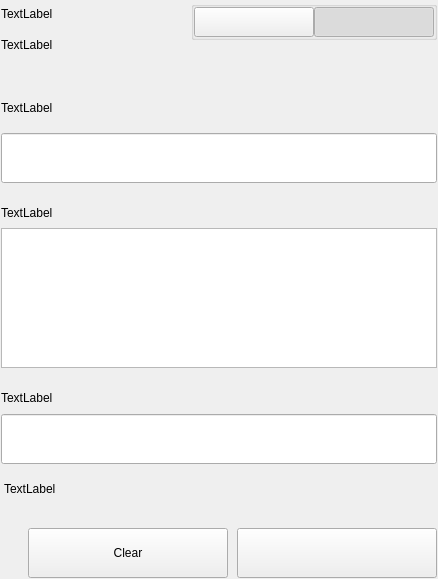
Before: the Qt Designer form src/qt/ucacoin/settings/forms/settingssignmessagewidgets.ui in ucacoin/Ucacoin2, drawn with Qt 5.
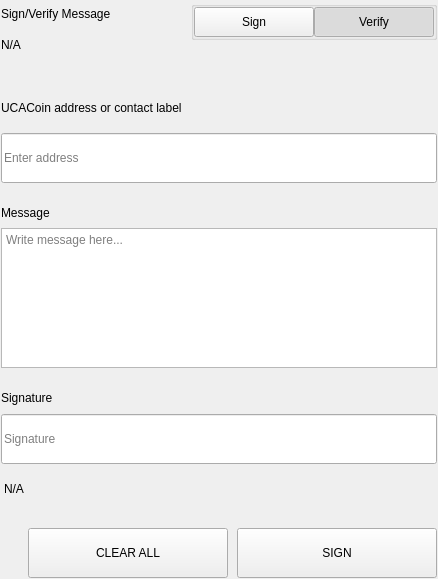
After: the same form once the commit is applied.

Diff of the .ui file:
```diff
--- a/src/qt/ucacoin/settings/forms/settingssignmessagewidgets.ui
+++ b/src/qt/ucacoin/settings/forms/settingssignmessagewidgets.ui
@@ -75,14 +75,14 @@
              <item>
               <widget class="QLabel" name="labelTitle">
                <property name="text">
-                <string>TextLabel</string>
+                <string>Sign/Verify Message</string>
                </property>
               </widget>
              </item>
              <item>
               <widget class="QLabel" name="labelSubtitle1">
                <property name="text">
-                <string>TextLabel</string>
+                <string notr="true">N/A</string>
                </property>
                <property name="wordWrap">
                 <bool>true</bool>
@@ -162,7 +162,7 @@
                     <enum>Qt::NoFocus</enum>
                    </property>
                    <property name="text">
-                    <string/>
+                    <string>Sign</string>
                    </property>
                    <property name="checkable">
                     <bool>true</bool>
@@ -190,7 +190,7 @@
                     <enum>Qt::NoFocus</enum>
                    </property>
                    <property name="text">
-                    <string/>
+                    <string>Verify</string>
                    </property>
                    <property name="checkable">
                     <bool>true</bool>
@@ -276,7 +276,7 @@
                </size>
               </property>
               <property name="text">
-               <string>TextLabel</string>
+               <string>UCACoin address or contact label</string>
               </property>
              </widget>
             </item>
@@ -294,6 +294,9 @@
                 <height>50</height>
                </size>
               </property>
+              <property name="placeholderText">
+               <string>Enter address</string>
+              </property>
              </widget>
             </item>
            </layout>
@@ -335,7 +338,7 @@
               </size>
              </property>
              <property name="text">
-              <string>TextLabel</string>
+              <string>Message</string>
              </property>
             </widget>
            </item>
@@ -353,6 +356,9 @@
                <height>140</height>
               </size>
              </property>
+             <property name="placeholderText">
+              <string>Write message here...</string>
+             </property>
             </widget>
            </item>
           </layout>
@@ -415,7 +421,7 @@
                </size>
               </property>
               <property name="text">
-               <string>TextLabel</string>
+               <string>Signature</string>
               </property>
              </widget>
             </item>
@@ -427,6 +433,9 @@
                 <height>50</height>
                </size>
               </property>
+              <property name="placeholderText">
+               <string>Signature</string>
+              </property>
              </widget>
             </item>
            </layout>
@@ -438,7 +447,7 @@
             <string notr="true">padding-top:5px;</string>
            </property>
            <property name="text">
-            <string>TextLabel</string>
+            <string notr="true">N/A</string>
            </property>
           </widget>
          </item>
@@ -491,7 +500,7 @@
               <enum>Qt::NoFocus</enum>
              </property>
              <property name="text">
-              <string>Clear</string>
+              <string>CLEAR ALL</string>
              </property>
             </widget>
            </item>
@@ -513,7 +522,7 @@
               <enum>Qt::NoFocus</enum>
              </property>
              <property name="text">
-              <string/>
+              <string>SIGN</string>
              </property>
             </widget>
            </item>
```
